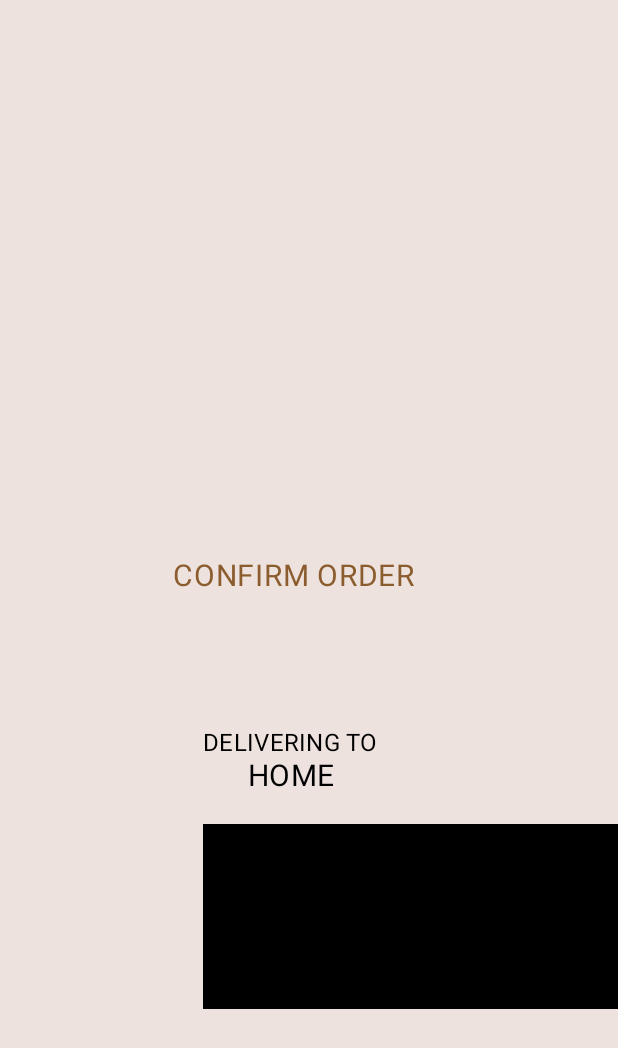
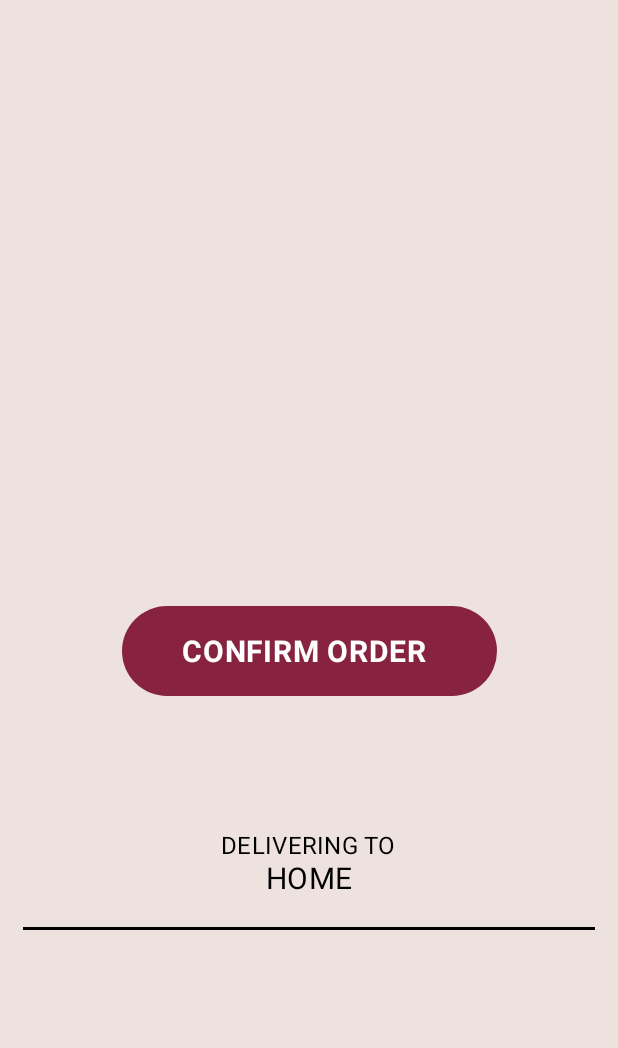
Before and after one commit to Maximus5470/CatBeer, an Android app built with Jetpack Compose: the ConfirmationPage screen opened through its navigation route, on a phone screen of 412 x 824 dp. Shown: the top 1048 px of the screen. Run offline under Robolectric (Android 15) with nearby library versions, the phone set to English and light mode, and no system bars.

Commit message:
i changed the shit you did in confirmation page

```diff
--- a/app/src/main/java/com/example/madprojectwork/HomePage.kt
+++ b/app/src/main/java/com/example/madprojectwork/HomePage.kt
@@ -370,7 +370,7 @@ fun Food_RestaurantLayout(
                 interactionSource = interactionSource,
                 indication = null
             ) {
-                navController.navigate(Screens.RestaurantScreen.route)
+                navController.navigate(Screens.ConfrimationPage.route)
             },
         verticalArrangement = Arrangement.SpaceBetween
     ) {
--- a/app/src/main/java/com/example/madprojectwork/MainActivity.kt
+++ b/app/src/main/java/com/example/madprojectwork/MainActivity.kt
@@ -82,5 +82,8 @@ fun Navigation() {
         composable(Screens.Mainlayout.route) {
             MainLayout(navController = navController)
         }
+        composable(Screens.ConfrimationPage.route) {
+            ConfirmationPage(navController = navController)
+        }
     }
 }
--- a/app/src/main/java/com/example/madprojectwork/OrderConfirmation.kt
+++ b/app/src/main/java/com/example/madprojectwork/OrderConfirmation.kt
@@ -1,24 +1,26 @@
 package com.example.madprojectwork
 
-import androidx.compose.runtime.Composable
 import androidx.compose.foundation.background
+import androidx.compose.foundation.clickable
 import androidx.compose.foundation.layout.Arrangement
 import androidx.compose.foundation.layout.Box
 import androidx.compose.foundation.layout.Column
-import androidx.compose.foundation.layout.Row
 import androidx.compose.foundation.layout.fillMaxSize
 import androidx.compose.foundation.layout.fillMaxWidth
 import androidx.compose.foundation.layout.padding
 import androidx.compose.foundation.layout.size
+import androidx.compose.foundation.shape.CircleShape
 import androidx.compose.material3.Divider
 import androidx.compose.material3.MaterialTheme
 import androidx.compose.material3.Text
+import androidx.compose.runtime.Composable
 import androidx.compose.runtime.getValue
 import androidx.compose.ui.Alignment
 import androidx.compose.ui.Modifier
+import androidx.compose.ui.draw.clip
 import androidx.compose.ui.graphics.Color
+import androidx.compose.ui.text.font.FontWeight
 import androidx.compose.ui.text.style.TextAlign
-import androidx.compose.ui.tooling.preview.Preview
 import androidx.compose.ui.unit.dp
 import androidx.compose.ui.unit.sp
 import androidx.navigation.NavController
@@ -26,6 +28,8 @@ import com.airbnb.lottie.compose.LottieAnimation
 import com.airbnb.lottie.compose.LottieCompositionSpec
 import com.airbnb.lottie.compose.LottieConstants
 import com.airbnb.lottie.compose.rememberLottieComposition
+import com.example.madprojectwork.ui.theme.icons_Text
+import com.example.madprojectwork.ui.theme.peach_bg
 
 
 @Composable
@@ -34,52 +38,67 @@ fun ConfirmationPage(navController: NavController) {
 
     Column(
         modifier = Modifier
-            .background(color = Color(0xFFEEE2DE))
+            .background(color = peach_bg)
             .fillMaxSize()
-            .padding(start = 75.dp),
-        verticalArrangement = Arrangement.Center
+            .padding(horizontal = 5.dp),
+        verticalArrangement = Arrangement.Center,
+        horizontalAlignment = Alignment.CenterHorizontally
     ) {
 
         LottieAnimation(
             composition = composition,
             modifier = Modifier
-                .size(200.dp),
+                .size(200.dp)
+                .padding(end = 30.dp)
+            ,
             isPlaying = true,
             iterations = LottieConstants.IterateForever
         )
-        Text(
-            text = "CONFIRM ORDER",
+        Box(
             modifier = Modifier
-                .fillMaxWidth()
-                .padding(start = 40.dp, top = 20.dp),
-            color = Color(0xFF8B5D2E),
-            style = MaterialTheme.typography.bodyLarge,
-            fontSize = 20.sp,
-        )
+                .size(width = 250.dp, height = 60.dp)
+                .background(color = icons_Text, shape = CircleShape)
+                .clip(CircleShape)
+                .clickable{
 
+                    navController.popBackStack(Screens.Mainlayout.route, false)
+                },
+            contentAlignment = Alignment.Center
+        ) {
+            Text(
+                text = "CONFIRM ORDER",
+                modifier = Modifier
+                    .fillMaxWidth()
+                    .padding(horizontal = 40.dp),
+                color = Color.White,
+                style = MaterialTheme.typography.bodyLarge,
+                fontWeight = FontWeight.Bold,
+                fontSize = 20.sp,
+            )
+        }
         Column (
             modifier = Modifier
                 .fillMaxWidth()
-                .padding(start = 60.dp, top = 90.dp),
+                .padding(top = 90.dp),
+            horizontalAlignment = Alignment.CenterHorizontally
 
         ){
             Text(text = "DELIVERING TO",
-                color = Color(0xFF000000),
+                color = Color.Black,
                 style = MaterialTheme.typography.bodyMedium,
                 fontSize = 16.sp,
             )
             Text(text = "HOME",
-                modifier = Modifier.padding(start = 30.dp),
-                color = Color(0xFF000000),
+                color = Color.Black,
                 style = MaterialTheme.typography.bodyMedium,
                 fontSize = 20.sp,
                 textAlign = TextAlign.Justify
             )
-            Divider(modifier = Modifier.padding(top = 20.dp),
-                color = Color(0xFF000000),
-                thickness = 123.dp)
 
         }
+        Divider(modifier = Modifier.padding(top = 20.dp, start = 10.dp, end = 10.dp),
+            color = Color.Black,
+            thickness = 2.dp)
 
     }
 
--- a/app/src/main/java/com/example/madprojectwork/Screens.kt
+++ b/app/src/main/java/com/example/madprojectwork/Screens.kt
@@ -9,4 +9,5 @@ sealed class Screens(
     data object Gifload : Screens("loading_screen")
     data object OrderConfirmation : Screens("confirmation_screen")
     data object Mainlayout : Screens("mainlayout_screen")
+    data object ConfrimationPage : Screens("confirmorder_screen")
 }
```
